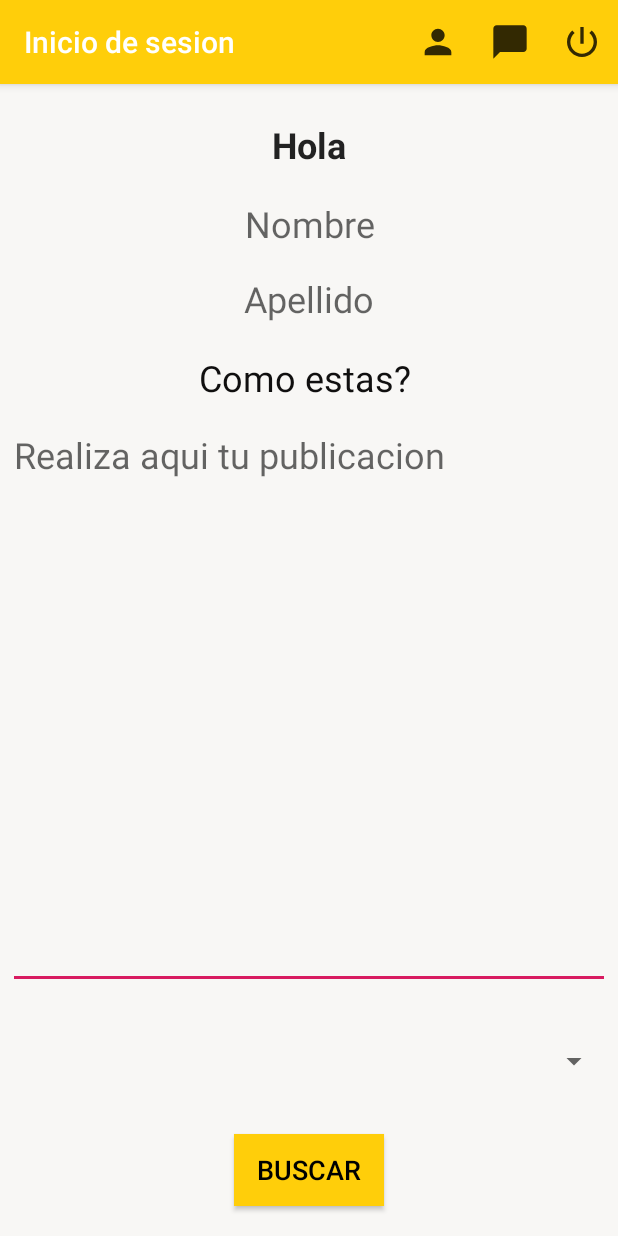
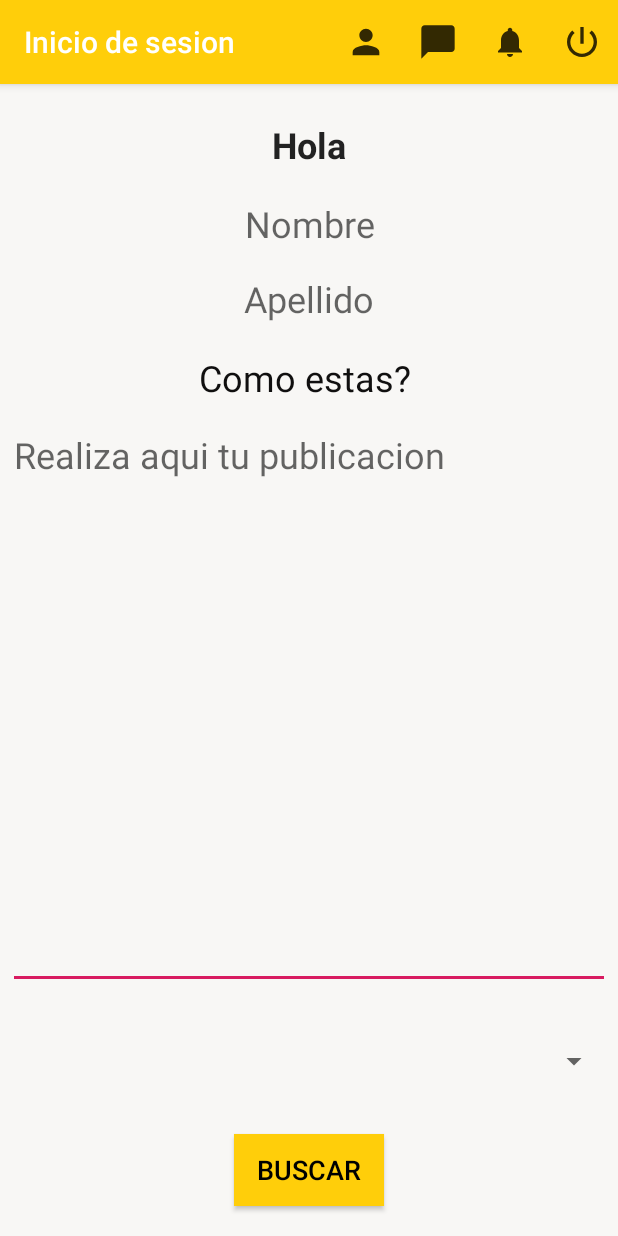
Before and after one commit to mariajosebare/PruebadeMDM, an Android app: the main_log screen opened directly, with no data from a screen before it, on a phone screen of 412 x 824 dp. Run offline under Robolectric (Android 15) with nearby library versions, the phone set to English and light mode, and no system bars; libraries missing offline, so code that uses them is left out: com.loopj.android, cz.msebera.android, es.dmoral.toasty; 1 statement that could not run was skipped.

Commit message:
nueva modificacion del action

```diff
--- a/app/src/main/AndroidManifest.xml
+++ b/app/src/main/AndroidManifest.xml
@@ -20,7 +20,8 @@
         android:roundIcon="@mipmap/ic_launcher_round"
         android:supportsRtl="true"
         android:theme="@style/AppTheme">
-        <activity android:name=".Activitymod_perfil"></activity>
+        <activity android:name=".Notificaciones"></activity>
+        <activity android:name=".Activitymod_perfil" />
         <activity android:name=".chat" />
         <activity android:name=".selec_habilidades" />
         <activity android:name=".main_resultadosmatch" />
--- a/app/src/main/java/com/example/pruebademdm/main_log.java
+++ b/app/src/main/java/com/example/pruebademdm/main_log.java
@@ -102,6 +102,11 @@ startActivity(new Intent(this, chat.class));
                 Toast.makeText(this, "Cerrar sesión", Toast.LENGTH_SHORT).show();
 startActivity(new Intent(this, MainActivity.class));
             }
+            else if(id == R.id.notif){
+                Toast.makeText(this, "Notificaciones", Toast.LENGTH_SHORT).show();
+startActivity(new Intent(this, Notificaciones.class));
+            }
+
             return super.onOptionsItemSelected(item);
         }
 
--- a/app/src/main/res/menu/action_bar.xml
+++ b/app/src/main/res/menu/action_bar.xml
@@ -2,22 +2,33 @@
 <menu xmlns:app="http://schemas.android.com/apk/res-auto"
     xmlns:android="http://schemas.android.com/apk/res/android">
 
+
+
     <item
         android:id="@+id/modificar"
         android:icon="@drawable/ic_action_person"
-        android:orderInCategory="100"
+        android:orderInCategory="101"
         android:title="Editar perfil"
         app:showAsAction="always" />
     <item
         android:id="@+id/ir_chat"
         android:icon="@drawable/ic_action_chat"
-        android:orderInCategory="100"
+        android:orderInCategory="101"
         android:title="Chat"
         app:showAsAction="always" />
+
+    <item
+        android:id="@+id/notif"
+        android:icon="@drawable/ic_action_notif"
+        android:orderInCategory="101"
+        android:title="Notificaciones"
+        app:showAsAction="always" />
+
     <item
         android:id="@+id/salir"
         android:icon="@drawable/ic_action_salir"
-        android:orderInCategory="100"
+        android:orderInCategory="101"
         android:title="Cerrar sesión"
         app:showAsAction="always" />
+
 </menu>
```
Also changed, not shown: app/src/main/java/com/example/pruebademdm/Notificaciones.java (+38 -0 lines), app/src/main/res/layout/activity_notificaciones.xml (+9 -0 lines).
